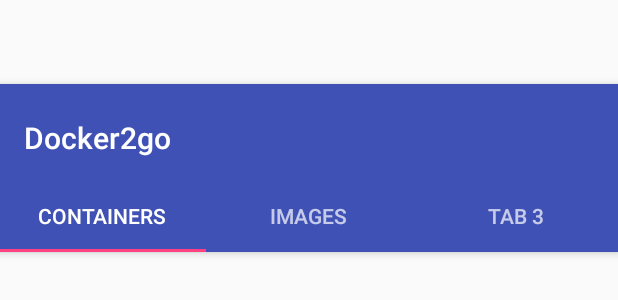
After one commit to davidkroell/docker2go, an Android app: the layout activity_overview.xml on its own in the app's theme, with its tools: preview values and no code run, on a phone screen of 412 x 824 dp. The commit adds this screen. Shown: the top 300 px of the screen. Run offline under Robolectric (Android 15) with nearby library versions, the phone set to English and light mode, and no system bars.

Commit message:
add command executor scaffold; add tabbed overview activity

```diff
--- a/app/src/main/AndroidManifest.xml
+++ b/app/src/main/AndroidManifest.xml
@@ -27,7 +27,11 @@
                 <category android:name="android.intent.category.LAUNCHER" />
             </intent-filter>
         </activity>
-        <activity android:name=".ConnectionDetailsActivity"></activity>
+        <activity android:name=".ConnectionDetailsActivity" />
+        <activity
+            android:name=".OverviewActivity"
+            android:label="@string/title_activity_overview"
+            android:theme="@style/AppTheme.NoActionBar"></activity>
     </application>
 
 </manifest>
--- /dev/null
+++ b/app/src/main/res/layout/activity_overview.xml
@@ -0,0 +1,62 @@
+<?xml version="1.0" encoding="utf-8"?>
+<android.support.design.widget.CoordinatorLayout xmlns:android="http://schemas.android.com/apk/res/android"
+    xmlns:app="http://schemas.android.com/apk/res-auto"
+    xmlns:tools="http://schemas.android.com/tools"
+    android:id="@+id/main_content"
+    android:layout_width="match_parent"
+    android:layout_height="match_parent"
+    android:fitsSystemWindows="true"
+    tools:context="at.htl_villach.docker2go.OverviewActivity">
+
+    <android.support.design.widget.AppBarLayout
+        android:id="@+id/appbar"
+        android:layout_width="match_parent"
+        android:layout_height="wrap_content"
+        android:paddingTop="@dimen/appbar_padding_top"
+        android:theme="@style/AppTheme.AppBarOverlay">
+
+        <android.support.v7.widget.Toolbar
+            android:id="@+id/toolbar"
+            android:layout_width="match_parent"
+            android:layout_height="?attr/actionBarSize"
+            android:layout_weight="1"
+            android:background="?attr/colorPrimary"
+            app:layout_scrollFlags="scroll|enterAlways"
+            app:popupTheme="@style/AppTheme.PopupOverlay"
+            app:title="@string/app_name">
+
+        </android.support.v7.widget.Toolbar>
+
+        <android.support.design.widget.TabLayout
+            android:id="@+id/tabs"
+            android:layout_width="match_parent"
+            android:layout_height="wrap_content">
+
+            <android.support.design.widget.TabItem
+                android:id="@+id/tabItemContainers"
+                android:layout_width="wrap_content"
+                android:layout_height="wrap_content"
+                android:text="Containers" />
+
+            <android.support.design.widget.TabItem
+                android:id="@+id/tabItemImages"
+                android:layout_width="wrap_content"
+                android:layout_height="wrap_content"
+                android:text="Images" />
+
+            <android.support.design.widget.TabItem
+                android:id="@+id/tabItem3"
+                android:layout_width="wrap_content"
+                android:layout_height="wrap_content"
+                android:text="@string/tab_text_3" />
+
+        </android.support.design.widget.TabLayout>
+    </android.support.design.widget.AppBarLayout>
+
+    <android.support.v4.view.ViewPager
+        android:id="@+id/container"
+        android:layout_width="match_parent"
+        android:layout_height="match_parent"
+        app:layout_behavior="@string/appbar_scrolling_view_behavior" />
+
+</android.support.design.widget.CoordinatorLayout>
--- /dev/null
+++ b/app/src/main/res/values-w820dp/dimens.xml
@@ -0,0 +1,6 @@
+<resources>
+    <!-- Example customization of dimensions originally defined in res/values/dimens.xml
+         (such as screen margins) for screens with more than 820dp of available width. This
+         would include 7" and 10" devices in landscape (~960dp and ~1280dp respectively). -->
+    <dimen name="activity_horizontal_margin">64dp</dimen>
+</resources>
--- a/app/src/main/res/values/dimens.xml
+++ b/app/src/main/res/values/dimens.xml
@@ -1,3 +1,7 @@
 <resources>
     <dimen name="fab_margin">16dp</dimen>
+    <!-- Default screen margins, per the Android Design guidelines. -->
+    <dimen name="activity_horizontal_margin">16dp</dimen>
+    <dimen name="activity_vertical_margin">16dp</dimen>
+    <dimen name="appbar_padding_top">8dp</dimen>
 </resources>
--- a/app/src/main/res/values/strings.xml
+++ b/app/src/main/res/values/strings.xml
@@ -1,4 +1,10 @@
 <resources>
     <string name="app_name">Docker2go</string>
     <string name="title_activity_connection">ConnectionActivity</string>
+    <string name="title_activity_overview">OverviewActivity</string>
+    <string name="tab_text_1">Tab 1</string>
+    <string name="tab_text_2">Tab 2</string>
+    <string name="tab_text_3">Tab 3</string>
+    <string name="action_settings">Settings</string>
+    <string name="section_format">Hello World from section: %1$d</string>
 </resources>
```
Also changed, not shown: app/src/main/java/at/htl_villach/docker2go/AsyncTaskCommandExecutor.java (added, +48 -0 lines), app/src/main/java/at/htl_villach/docker2go/Command.java (added, +9 -0 lines), app/src/main/java/at/htl_villach/docker2go/Connection.java (+12 -0 lines), app/src/main/java/at/htl_villach/docker2go/ConnectionActivity.java (+10 -1 lines), app/src/main/java/at/htl_villach/docker2go/OverviewActivity.java (added, +155 -0 lines), app/src/main/res/drawable/ic_exit_to_app_black_24dp.xml (added, +9 -0 lines), app/src/main/res/layout/fragment_overview.xml (added, +14 -0 lines), app/src/main/res/menu/menu_overview.xml (added, +11 -0 lines).
